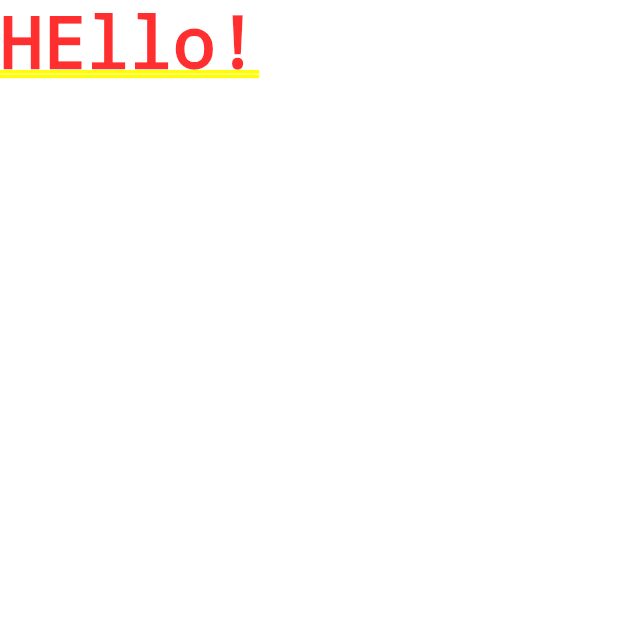
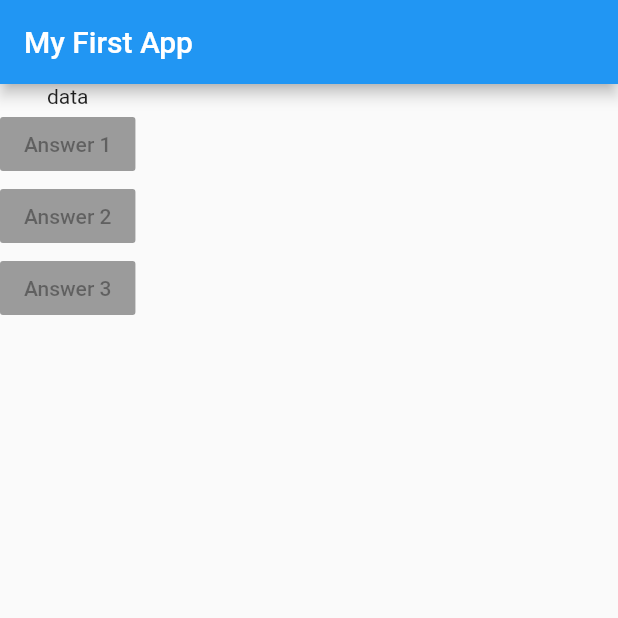
Before and after one commit to 91alban/Flutter-Quiz-App, a Flutter app: the screen it shows after launch, on a phone screen of 412 x 824 dp, the top half of it. Run offline on Flutter 3.47's test engine with Material 2 defaults, Android fonts, the phone set to English and light mode, and no system bars.

Commit message:
layout widgets

```diff
--- a/lib/main.dart
+++ b/lib/main.dart
@@ -5,9 +5,36 @@ void main() {
 }
 
 class MyApp extends StatelessWidget {
+  @override
   Widget build(BuildContext context) {
+    var questions = [
+      'What\'s your favorite color?',
+      'What\'s your favorite animal?'
+    ];
     return MaterialApp(
-      home: Text('HEllo!'),
+      debugShowCheckedModeBanner: false,
+      home: Scaffold(
+        appBar: AppBar(
+          title: Text('My First App'),
+        ),
+        body: Column(
+          children: [
+            Text('data'),
+            RaisedButton(
+              child: Text('Answer 1'),
+              onPressed: null,
+            ),
+            RaisedButton(
+              child: Text('Answer 2'),
+              onPressed: null,
+            ),
+            RaisedButton(
+              child: Text('Answer 3'),
+              onPressed: null,
+            )
+          ],
+        ),
+      ),
     );
   }
 }
```
